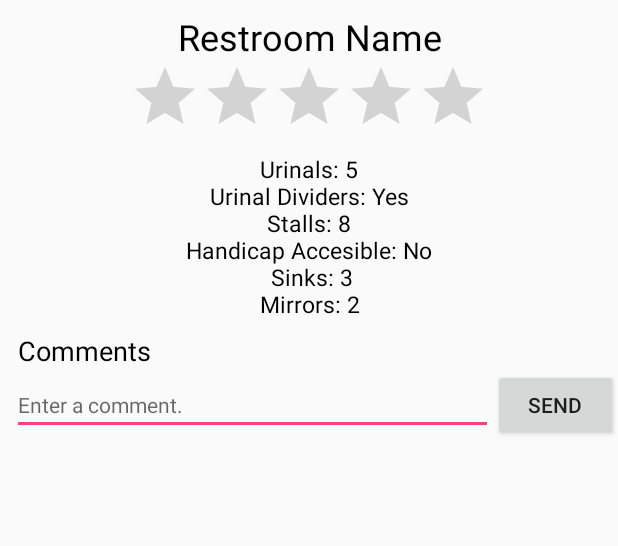
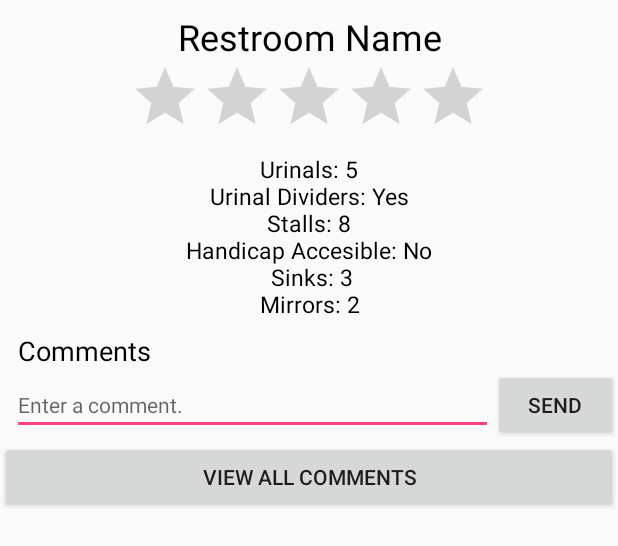
Before and after one commit to brianc725/Bruinstrooms, an Android app: the layout activity_restroom.xml on its own in the app's theme, with its tools: preview values and no code run, on a phone screen of 412 x 824 dp. Shown: the top 546 px of the screen. Run offline under Robolectric (Android 15) with nearby library versions, the phone set to English and light mode, and no system bars.

Commit message:
Implemented scroll view on restroom page, prepped for viewing comments on a separate page

```diff
--- a/app/src/main/res/layout/activity_restroom.xml
+++ b/app/src/main/res/layout/activity_restroom.xml
@@ -28,6 +28,15 @@
         android:stepSize="0.1"
         android:isIndicator="true"
         />
+
+    <ScrollView
+        android:layout_width="match_parent"
+        android:layout_height="match_parent">
+
+        <LinearLayout
+            android:layout_width="match_parent"
+            android:layout_height="wrap_content"
+            android:orientation="vertical">
 
         <TextView
             android:id="@+id/RestroomFeatures"
@@ -77,11 +86,24 @@
                 android:text="SEND" />
         </LinearLayout>
 
+            <Button
+                android:id="@+id/viewComments"
+                android:layout_width="match_parent"
+                android:layout_height="wrap_content"
+                android:layout_weight="1"
+                android:text="VIEW ALL COMMENTS" />
+
+        </LinearLayout> <!-- Linear layout inside scroll view -->
+
+    </ScrollView>
+
+
+<!-- TODO: MOVE THE COMMENTS TO A SEPARATE PAGE
     <android.support.v7.widget.RecyclerView
         android:id="@+id/CommentRecycler"
         android:layout_marginLeft="8dp"
         android:layout_width="match_parent"
         android:layout_height="match_parent" />
-
+-->
 
 </LinearLayout>
```
Lines whose indentation alone changed are shown as unchanged.
